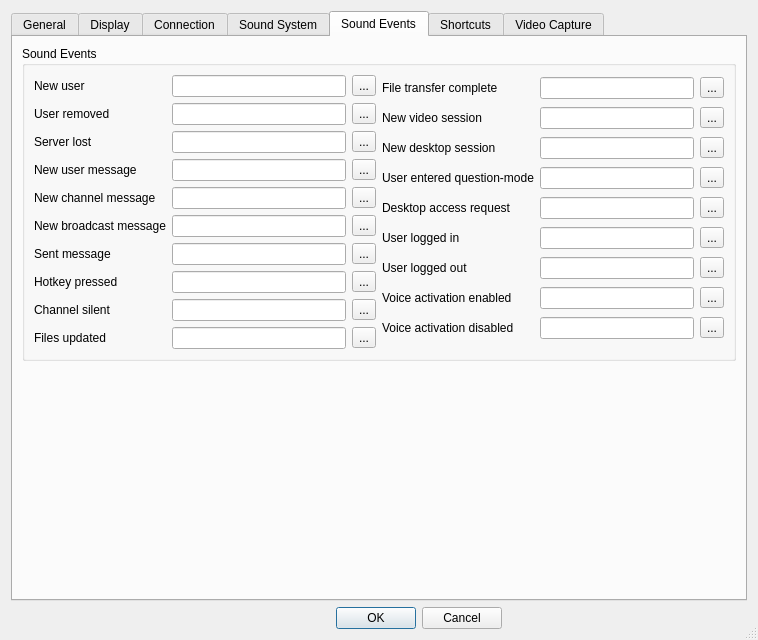
This is Client/qtTeamTalk/preferences.ui in BearWare/TeamTalk5 as Qt 5 draws it before an edit. The edited form follows.
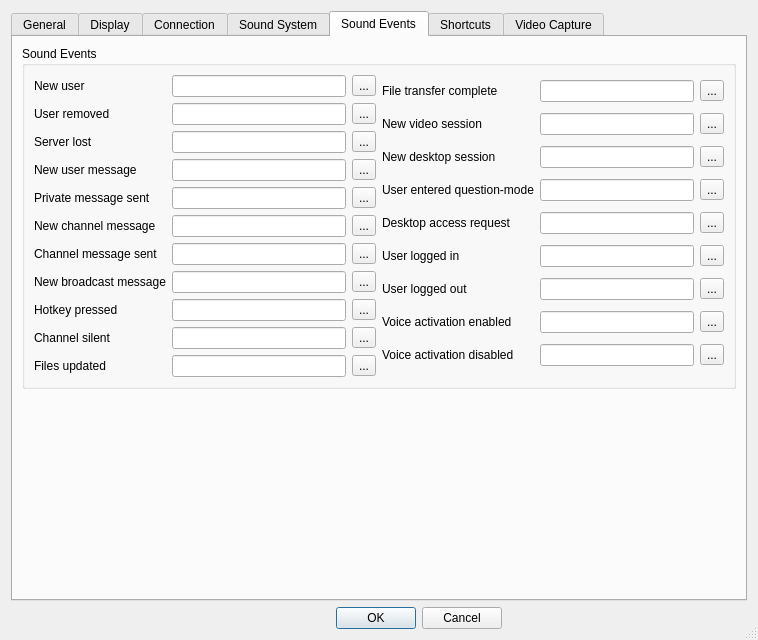
This is the edited form. The open tabs and pages were chosen to show the change. Icons and pictures are not drawn.

Commit message: Separate events for each type of messages sent on QT

What changed in the file:
```diff
--- a/Client/qtTeamTalk/preferences.ui
+++ b/Client/qtTeamTalk/preferences.ui
@@ -1260,6 +1260,26 @@
              </widget>
             </item>
             <item row="4" column="0">
+             <widget class="QLabel" name="label_58">
+              <property name="text">
+               <string>Private message sent</string>
+              </property>
+              <property name="buddy">
+               <cstring>sentmsgEdit</cstring>
+              </property>
+             </widget>
+            </item>
+            <item row="4" column="1">
+             <widget class="QLineEdit" name="sentmsgEdit"/>
+            </item>
+            <item row="4" column="2">
+             <widget class="QToolButton" name="sentmsgButton">
+              <property name="text">
+               <string notr="true">...</string>
+              </property>
+             </widget>
+            </item>
+            <item row="5" column="0">
              <widget class="QLabel" name="label_20">
               <property name="text">
                <string>New channel message</string>
@@ -1269,17 +1289,37 @@
               </property>
              </widget>
             </item>
-            <item row="4" column="1">
+            <item row="5" column="1">
              <widget class="QLineEdit" name="chanmsgEdit"/>
             </item>
-            <item row="4" column="2">
+            <item row="5" column="2">
              <widget class="QToolButton" name="chanmsgButton">
               <property name="text">
                <string notr="true">...</string>
               </property>
              </widget>
             </item>
-            <item row="5" column="0">
+            <item row="6" column="0">
+             <widget class="QLabel" name="label_59">
+              <property name="text">
+               <string>Channel message sent</string>
+              </property>
+              <property name="buddy">
+               <cstring>sentchannelmsgEdit</cstring>
+              </property>
+             </widget>
+            </item>
+            <item row="6" column="1">
+             <widget class="QLineEdit" name="sentchannelmsgEdit"/>
+            </item>
+            <item row="6" column="2">
+             <widget class="QToolButton" name="sentchannelmsgButton">
+              <property name="text">
+               <string notr="true">...</string>
+              </property>
+             </widget>
+            </item>
+            <item row="7" column="0">
              <widget class="QLabel" name="label_36">
               <property name="text">
                <string>New broadcast message</string>
@@ -1289,37 +1329,17 @@
               </property>
              </widget>
             </item>
-            <item row="5" column="1">
+            <item row="7" column="1">
              <widget class="QLineEdit" name="bcastmsgEdit"/>
             </item>
-            <item row="5" column="2">
+            <item row="7" column="2">
              <widget class="QToolButton" name="bcastmsgButton">
               <property name="text">
                <string notr="true">...</string>
               </property>
              </widget>
             </item>
-            <item row="6" column="0">
-             <widget class="QLabel" name="label_58">
-              <property name="text">
-               <string>Sent message</string>
-              </property>
-              <property name="buddy">
-               <cstring>sentmsgEdit</cstring>
-              </property>
-             </widget>
-            </item>
-            <item row="6" column="1">
-             <widget class="QLineEdit" name="sentmsgEdit"/>
-            </item>
-            <item row="6" column="2">
-             <widget class="QToolButton" name="sentmsgButton">
-              <property name="text">
-               <string notr="true">...</string>
-              </property>
-             </widget>
-            </item>
-            <item row="7" column="0">
+            <item row="8" column="0">
              <widget class="QLabel" name="label_21">
               <property name="text">
                <string>Hotkey pressed</string>
@@ -1329,17 +1349,17 @@
               </property>
              </widget>
             </item>
-            <item row="7" column="1">
+            <item row="8" column="1">
              <widget class="QLineEdit" name="hotkeyEdit"/>
             </item>
-            <item row="7" column="2">
+            <item row="8" column="2">
              <widget class="QToolButton" name="hotkeyButton">
               <property name="text">
                <string notr="true">...</string>
               </property>
              </widget>
             </item>
-            <item row="8" column="0">
+            <item row="9" column="0">
              <widget class="QLabel" name="label_22">
               <property name="text">
                <string>Channel silent</string>
@@ -1349,17 +1369,17 @@
               </property>
              </widget>
             </item>
-            <item row="8" column="1">
+            <item row="9" column="1">
              <widget class="QLineEdit" name="chansilentEdit"/>
             </item>
-            <item row="8" column="2">
+            <item row="9" column="2">
              <widget class="QToolButton" name="chansilentButton">
               <property name="text">
                <string notr="true">...</string>
               </property>
              </widget>
             </item>
-            <item row="9" column="0">
+            <item row="10" column="0">
              <widget class="QLabel" name="label_23">
               <property name="text">
                <string>Files updated</string>
@@ -1369,10 +1389,10 @@
               </property>
              </widget>
             </item>
-            <item row="9" column="1">
+            <item row="10" column="1">
              <widget class="QLineEdit" name="fileupdEdit"/>
             </item>
-            <item row="9" column="2">
+            <item row="10" column="2">
              <widget class="QToolButton" name="fileupdButton">
               <property name="text">
                <string notr="true">...</string>
```
Left out of the diff: 6 changed lines with no effect on the pictures. The commit also changes 6 other files.
